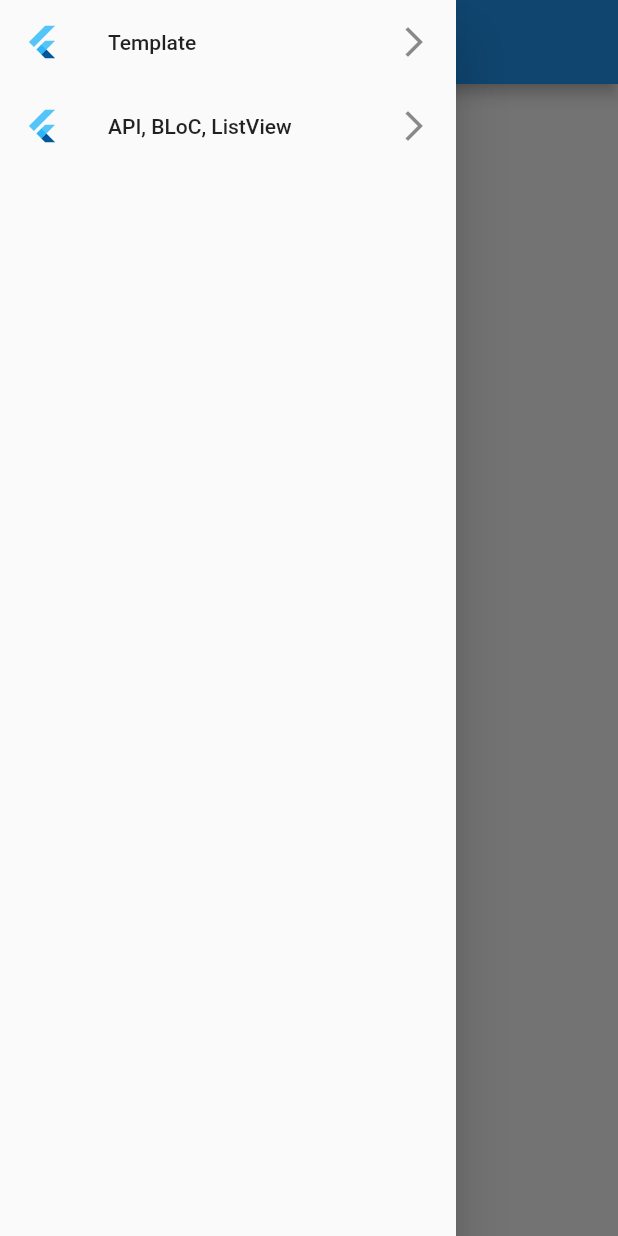
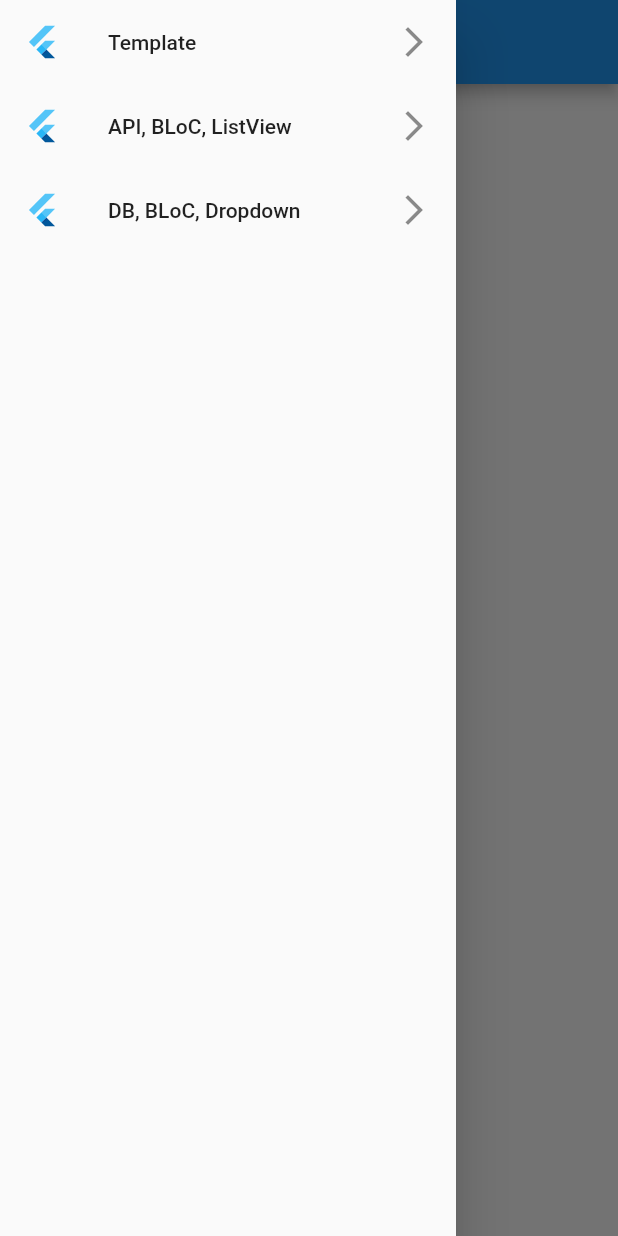
Before and after one commit to rectangle0123/flutter_examples, a Flutter app: the screen it shows after launch, with the side drawer open, on a phone screen of 412 x 824 dp. Run offline on Flutter 3.47's test engine with Material 2 defaults, Android fonts, the phone set to English and light mode, and no system bars; our stand-ins replace sqflite; accounts and stored records are empty.

Commit message:
BLoCを介したDBアクセスを実装

```diff
--- a/lib/home.dart
+++ b/lib/home.dart
@@ -6,7 +6,8 @@ import 'menu.dart';
 class Home extends StatelessWidget {
   @override
   Widget build(BuildContext context) {
-    return Scaffold(
+    return SafeArea(
+      child: Scaffold(
         appBar: AppBar(
           title: Text('Flutter サンプル'),
         ),
@@ -14,6 +15,7 @@ class Home extends StatelessWidget {
         body: Center(
           child: Text('Home'),
         ),
+      ),
     );
   }
 }
--- a/lib/main.dart
+++ b/lib/main.dart
@@ -1,6 +1,9 @@
 import 'package:flutter/material.dart';
+import 'package:provider/provider.dart';
 
 import 'home.dart';
+import 'src/001/bloc.dart' as s001;
+import 'src/002/bloc.dart' as s002;
 
 /// main
 void main() => runApp(App());
@@ -9,9 +12,13 @@ void main() => runApp(App());
 class App extends StatelessWidget {
   @override
   Widget build(BuildContext context) {
-    return MaterialApp(
-      home: SafeArea(
-        child: Home(),
+    return MultiProvider(
+      providers: [
+        ChangeNotifierProvider(create: (_) => s001.Bloc()),
+        ChangeNotifierProvider(create: (_) => s002.Bloc()),
+      ],
+      child: MaterialApp(
+        home: Home(),
       ),
     );
   }
--- a/lib/menu.dart
+++ b/lib/menu.dart
@@ -2,12 +2,14 @@ import 'package:flutter/material.dart';
 
 import 'src/000/index.dart' as s000;
 import 'src/001/index.dart' as s001;
+import 'src/002/index.dart' as s002;
 
 /// メニュー
 class Menu extends StatelessWidget {
   final List<ListItem> items = [
     ListItem(s000.Index.title, (_) => s000.Index()),
     ListItem(s001.Index.title, (_) => s001.Index()),
+    ListItem(s002.Index.title, (_) => s002.Index()),
   ];
 
   @override
--- a/pubspec.yaml
+++ b/pubspec.yaml
@@ -28,6 +28,10 @@ dependencies:
   http: ^0.12.2
   # provider
   provider: ^4.3.3
+  # sqflite
+  sqflite: ^1.3.2+3
+  # path
+  path: ^1.7.0
 
   # The following adds the Cupertino Icons font to your application.
   # Use with the CupertinoIcons class for iOS style icons.
@@ -43,7 +47,7 @@ dev_dependencies:
 # The following section is specific to Flutter.
 flutter:
   assets:
-    - assets/images/wikipedia-logo.png
+    - assets/images/wikipedia.png
 
   # The following line ensures that the Material Icons font is
   # included with your application, so that you can use the icons in
```
Also changed, not shown: lib/src/001/index.dart (+3 -7 lines), lib/src/002/bloc.dart (added, +26 -0 lines), lib/src/002/database.dart (added, +57 -0 lines), lib/src/002/index.dart (added, +66 -0 lines), assets/images/Wikipedia-logo.png (deleted), assets/images/wikipedia.png (added), pubspec.lock, 6 other files. Lines whose indentation alone changed are shown as unchanged.
